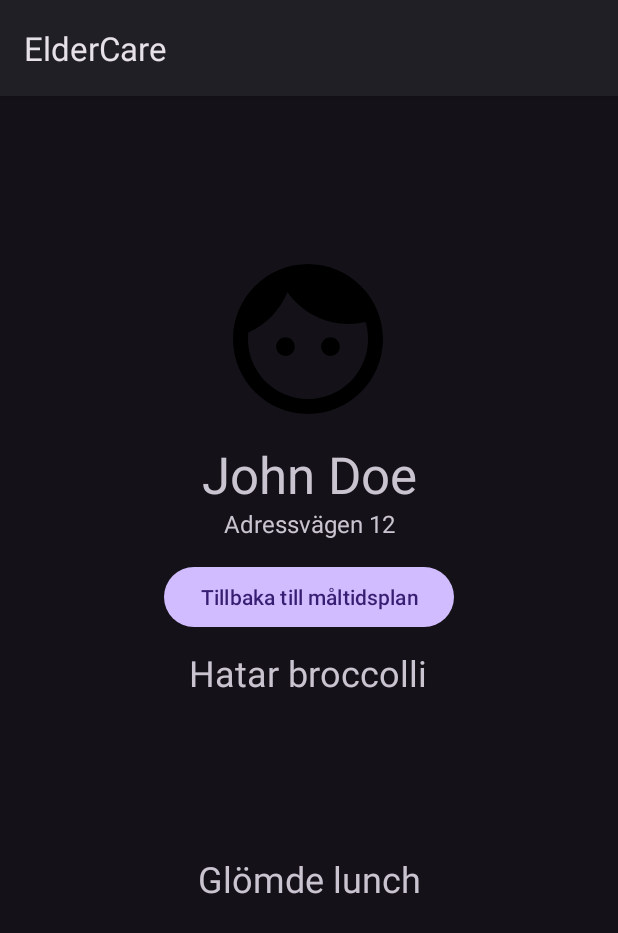
After one commit to vvijk/eldercare, an Android app: the PatientProfile screen opened directly, with no data from a screen before it, on a phone screen of 412 x 824 dp. The commit adds this screen. Shown: the top 933 px of the screen. Run offline under Robolectric (Android 15) with nearby library versions, the phone set to English and light mode, and no system bars; our stand-ins replace Firebase (no records; nobody signed in at launch, a user with empty details on screens opened directly).

Commit message:
PatientProfile

```diff
--- a/login-auth-test/app/src/main/AndroidManifest.xml
+++ b/login-auth-test/app/src/main/AndroidManifest.xml
@@ -16,6 +16,9 @@
         android:theme="@style/Theme.Material3.Dark"
         tools:targetApi="31">
         <activity
+            android:name=".PatientProfile"
+            android:exported="true" />
+        <activity
             android:name=".ForgotPassword"
             android:exported="false" />
         <activity
@@ -32,23 +35,17 @@
                 <category android:name="android.intent.category.LAUNCHER" />
             </intent-filter>
         </activity>
-
         <activity
             android:name=".MainActivity"
-            android:exported="true">
-        </activity>
-
+            android:exported="true"></activity>
         <activity
             android:name=".MealManagementActivity"
             android:exported="true"
-            android:theme="@style/Theme.Material3.Dark.NoActionBar">
-        </activity>
+            android:theme="@style/Theme.Material3.Dark.NoActionBar"></activity>
         <activity
             android:name=".PatientMealActivity"
             android:exported="true"
-            android:theme="@style/Theme.Material3.Dark.NoActionBar">
-        </activity>
-
+            android:theme="@style/Theme.Material3.Dark.NoActionBar"></activity>
     </application>
 
 </manifest>
--- a/login-auth-test/app/src/main/java/com/example/myapplication/MainActivity.java
+++ b/login-auth-test/app/src/main/java/com/example/myapplication/MainActivity.java
@@ -61,13 +61,13 @@ public class MainActivity extends AppCompatActivity {
         });
 
 
-        createPatient.setOnClickListener(new View.OnClickListener(){ //PLACEHOLDER
+        /*createPatient.setOnClickListener(new View.OnClickListener(){ //PLACEHOLDER
            @Override
            public void onClick(View view) {
                Intent intent = new Intent(getApplicationContext(), CreatePatient.class);
                startActivity(intent);
             }
-        });
+        });*/
 
         btn_mealManagement.setOnClickListener(new View.OnClickListener() {
             @Override
--- /dev/null
+++ b/login-auth-test/app/src/main/java/com/example/myapplication/PatientProfile.java
@@ -0,0 +1,64 @@
+package com.example.myapplication;
+
+import androidx.appcompat.app.AppCompatActivity;
+
+import android.content.Intent;
+import android.os.Bundle;
+import android.view.View;
+import android.widget.Button;
+import android.widget.ImageView;
+import android.widget.TextView;
+
+import com.example.myapplication.util.GlobalApp;
+import com.example.myapplication.util.PatientMealStorage;
+import com.google.firebase.auth.FirebaseAuth;
+import com.google.firebase.database.DatabaseReference;
+import com.google.firebase.database.FirebaseDatabase;
+import com.google.firebase.firestore.FirebaseFirestore;
+import com.google.firebase.ktx.Firebase;
+
+
+public class PatientProfile extends AppCompatActivity {
+    TextView txt_PatientName;
+    TextView txt_PatientAddress;
+    TextView txt_PatientPreferences;
+    TextView txt_PatientAlerts;
+    Button btn_BackToMealPlan;
+    ImageView img_PatientAvatar;
+    String caregiverUUID = "";
+    FirebaseAuth firebase;
+    DatabaseReference dbRef;
+    int currentCaregiverId = 1; // TODO(Emarioo): Should come from somewhere else.
+    @Override
+    protected void onCreate(Bundle savedInstanceState) {
+        super.onCreate(savedInstanceState);
+        setContentView(R.layout.activity_patient_profile);
+
+        txt_PatientName = findViewById(R.id.TextBoxPatientName);
+        txt_PatientAddress     = findViewById(R.id.TextBoxPatientAdress);
+        txt_PatientPreferences = findViewById(R.id.TextBoxPatientPreferences);
+        txt_PatientAlerts      = findViewById(R.id.TextBoxPatientAlerts);
+        btn_BackToMealPlan     = findViewById(R.id.ButtonBackToMealPlan);
+        img_PatientAvatar      = findViewById(R.id.ImageViewPatientAvatar);
+
+        /*Button to mealplan setup*/
+        btn_BackToMealPlan.setOnClickListener(new View.OnClickListener() {
+            @Override
+            public void onClick(View view) {
+                Intent intent = new Intent(getApplicationContext(), MealManagementActivity.class);
+                //intent.putExtra("caretakerId", patientId);
+                //intent.putExtra("caregiverId", currentCaregiverId); //TODO(Johan): Think this is needed for meal management to work correctly
+                startActivity(intent);
+            }
+        });
+        btn_BackToMealPlan.setText(getString(R.string.str_BackToMealPlan));
+
+        firebase = FirebaseAuth.getInstance();
+        dbRef = FirebaseDatabase.getInstance().getReference("users");
+
+        FirebaseFirestore store = FirebaseFirestore.getInstance();
+
+
+
+    }
+}
--- /dev/null
+++ b/login-auth-test/app/src/main/res/drawable/sharp_face_24.xml
@@ -0,0 +1,5 @@
+<vector android:height="120dp" android:tint="#000000"
+    android:viewportHeight="24" android:viewportWidth="24"
+    android:width="120dp" xmlns:android="http://schemas.android.com/apk/res/android">
+    <path android:fillColor="@android:color/white" android:pathData="M9,11.75c-0.69,0 -1.25,0.56 -1.25,1.25s0.56,1.25 1.25,1.25 1.25,-0.56 1.25,-1.25 -0.56,-1.25 -1.25,-1.25zM15,11.75c-0.69,0 -1.25,0.56 -1.25,1.25s0.56,1.25 1.25,1.25 1.25,-0.56 1.25,-1.25 -0.56,-1.25 -1.25,-1.25zM12,2C6.48,2 2,6.48 2,12s4.48,10 10,10 10,-4.48 10,-10S17.52,2 12,2zM12,20c-4.41,0 -8,-3.59 -8,-8 0,-0.29 0.02,-0.58 0.05,-0.86 2.36,-1.05 4.23,-2.98 5.21,-5.37C11.07,8.33 14.05,10 17.42,10c0.78,0 1.53,-0.09 2.25,-0.26 0.21,0.71 0.33,1.47 0.33,2.26 0,4.41 -3.59,8 -8,8z"/>
+</vector>
--- /dev/null
+++ b/login-auth-test/app/src/main/res/layout/activity_patient_profile.xml
@@ -0,0 +1,77 @@
+<?xml version="1.0" encoding="utf-8"?>
+<androidx.constraintlayout.widget.ConstraintLayout xmlns:android="http://schemas.android.com/apk/res/android"
+    xmlns:app="http://schemas.android.com/apk/res-auto"
+    xmlns:tools="http://schemas.android.com/tools"
+    android:layout_width="match_parent"
+    android:layout_height="match_parent"
+    tools:context=".PatientProfile">
+
+    <ImageView
+        android:id="@+id/ImageViewPatientAvatar"
+        android:layout_width="137dp"
+        android:layout_height="121dp"
+        android:layout_marginTop="101dp"
+        android:scaleType="center"
+        app:layout_constraintEnd_toEndOf="parent"
+        app:layout_constraintHorizontal_bias="0.498"
+        app:layout_constraintStart_toStartOf="parent"
+        app:layout_constraintTop_toTopOf="parent"
+        app:srcCompat="@drawable/sharp_face_24" />
+
+    <TextView
+        android:id="@+id/TextBoxPatientName"
+        android:layout_width="wrap_content"
+        android:layout_height="wrap_content"
+        android:layout_marginTop="229dp"
+        android:text="John Doe"
+        android:textSize="34sp"
+        app:layout_constraintEnd_toEndOf="parent"
+        app:layout_constraintStart_toStartOf="parent"
+        app:layout_constraintTop_toTopOf="parent" />
+
+    <TextView
+        android:id="@+id/TextBoxPatientAdress"
+        android:layout_width="wrap_content"
+        android:layout_height="wrap_content"
+        android:layout_marginTop="274dp"
+        android:text="Adressvägen 12"
+        android:textSize="16sp"
+        app:layout_constraintEnd_toEndOf="parent"
+        app:layout_constraintStart_toStartOf="parent"
+        app:layout_constraintTop_toTopOf="parent" />
+
+    <TextView
+        android:id="@+id/TextBoxPatientPreferences"
+        android:layout_width="wrap_content"
+        android:layout_height="wrap_content"
+        android:layout_marginTop="350dp"
+        android:text="Hatar broccolli"
+        android:textSize="24sp"
+        app:layout_constraintBottom_toBottomOf="parent"
+        app:layout_constraintEnd_toEndOf="parent"
+        app:layout_constraintHorizontal_bias="0.498"
+        app:layout_constraintStart_toStartOf="parent"
+        app:layout_constraintTop_toTopOf="parent"
+        app:layout_constraintVertical_bias="0.048" />
+
+    <TextView
+        android:id="@+id/TextBoxPatientAlerts"
+        android:layout_width="wrap_content"
+        android:layout_height="wrap_content"
+        android:layout_marginTop="505dp"
+        android:text="Glömde lunch"
+        android:textSize="24sp"
+        app:layout_constraintEnd_toEndOf="parent"
+        app:layout_constraintStart_toStartOf="parent"
+        app:layout_constraintTop_toTopOf="parent" />
+
+    <Button
+        android:id="@+id/ButtonBackToMealPlan"
+        android:layout_width="wrap_content"
+        android:layout_height="wrap_content"
+        android:layout_marginTop="310dp"
+        android:text="Button"
+        app:layout_constraintEnd_toEndOf="parent"
+        app:layout_constraintStart_toStartOf="parent"
+        app:layout_constraintTop_toTopOf="parent" />
+</androidx.constraintlayout.widget.ConstraintLayout>
--- a/login-auth-test/app/src/main/res/values/strings.xml
+++ b/login-auth-test/app/src/main/res/values/strings.xml
@@ -46,7 +46,7 @@
     <!-- Strings used for fragments for navigation -->
     <string name="first_fragment_label">First Fragment</string>
     <string name="second_fragment_label">Second Fragment</string>
-  <!-- WILLES -->
+    <!-- WILLES -->
     <string name="next">Next</string>
     <string name="previous">Previous</string>
     <string name="eldercare">ElderCare</string>
@@ -70,7 +70,7 @@
     <string name="str_add_meal">Add meal</string>
     <string name="str_patients">Patients</string>
     <string name="str_back">Back</string>
-<!--    <string name="str_back">&lt</string> &lt;!&ndash; &lt is converted to the character '<' &ndash;&gt;-->
+    <!--    <string name="str_back">&lt</string> &lt;!&ndash; &lt is converted to the character '<' &ndash;&gt;-->
     <string name="default_meal_name">Unnamed</string>
     <string name="str_delete">Delete</string>
     <string name="str_week">Week</string>
@@ -83,5 +83,6 @@
     <string name="str_friday">Friday</string>
     <string name="str_saturday">Saturday</string>
     <string name="str_sunday">Sunday</string>
+    <string name="str_BackToMealPlan">Tillbaka till måltidsplan</string>
 
 </resources>
```
